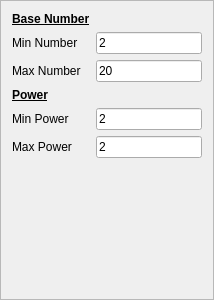
The window that powersconfigframe.ui (RealGrep/QMentat) describes before a commit, drawn with Qt 5.
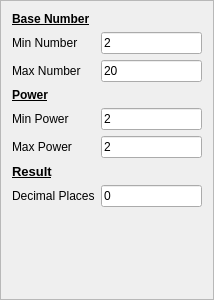
The same window after the commit.

Commit message: * Powers module now works. * Changed config frames that allow setting something for the result number   to have a section for "Result". Contains the setting for the number of   decimal places expected in the answer, and when appropriate (division and   root), a setting for "Integers Only" in the result. * Some work in BigFixedPoint to support fixing up the roots module.

```diff
--- a/powersconfigframe.ui
+++ b/powersconfigframe.ui
@@ -25,6 +25,17 @@
      <property name="fieldGrowthPolicy">
       <enum>QFormLayout::AllNonFixedFieldsGrow</enum>
      </property>
+     <item row="0" column="0">
+      <widget class="QLabel" name="label_2">
+       <property name="text">
+        <string>&lt;!DOCTYPE HTML PUBLIC &quot;-//W3C//DTD HTML 4.0//EN&quot; &quot;http://www.w3.org/TR/REC-html40/strict.dtd&quot;&gt;
+&lt;html&gt;&lt;head&gt;&lt;meta name=&quot;qrichtext&quot; content=&quot;1&quot; /&gt;&lt;style type=&quot;text/css&quot;&gt;
+p, li { white-space: pre-wrap; }
+&lt;/style&gt;&lt;/head&gt;&lt;body style=&quot; font-family:'Sans Serif'; font-size:9pt; font-weight:400; font-style:normal;&quot;&gt;
+&lt;p style=&quot; margin-top:0px; margin-bottom:0px; margin-left:0px; margin-right:0px; -qt-block-indent:0; text-indent:0px;&quot;&gt;&lt;span style=&quot; font-weight:600; text-decoration: underline;&quot;&gt;Base Number&lt;/span&gt;&lt;/p&gt;&lt;/body&gt;&lt;/html&gt;</string>
+       </property>
+      </widget>
+     </item>
      <item row="1" column="0">
       <widget class="QLabel" name="minNumberLabel">
        <property name="text">
@@ -53,7 +64,7 @@
        </property>
       </widget>
      </item>
-     <item row="3" column="0">
+     <item row="4" column="0">
       <widget class="QLabel" name="label">
        <property name="text">
         <string>&lt;!DOCTYPE HTML PUBLIC &quot;-//W3C//DTD HTML 4.0//EN&quot; &quot;http://www.w3.org/TR/REC-html40/strict.dtd&quot;&gt;
@@ -64,45 +75,62 @@
        </property>
       </widget>
      </item>
-     <item row="0" column="0">
-      <widget class="QLabel" name="label_2">
-       <property name="text">
-        <string>&lt;!DOCTYPE HTML PUBLIC &quot;-//W3C//DTD HTML 4.0//EN&quot; &quot;http://www.w3.org/TR/REC-html40/strict.dtd&quot;&gt;
-&lt;html&gt;&lt;head&gt;&lt;meta name=&quot;qrichtext&quot; content=&quot;1&quot; /&gt;&lt;style type=&quot;text/css&quot;&gt;
-p, li { white-space: pre-wrap; }
-&lt;/style&gt;&lt;/head&gt;&lt;body style=&quot; font-family:'Sans Serif'; font-size:9pt; font-weight:400; font-style:normal;&quot;&gt;
-&lt;p style=&quot; margin-top:0px; margin-bottom:0px; margin-left:0px; margin-right:0px; -qt-block-indent:0; text-indent:0px;&quot;&gt;&lt;span style=&quot; font-weight:600; text-decoration: underline;&quot;&gt;Base Number&lt;/span&gt;&lt;/p&gt;&lt;/body&gt;&lt;/html&gt;</string>
-       </property>
-      </widget>
-     </item>
-     <item row="4" column="0">
+     <item row="5" column="0">
       <widget class="QLabel" name="minPowerLabel">
        <property name="text">
         <string>Min Power</string>
        </property>
       </widget>
      </item>
-     <item row="4" column="1">
+     <item row="5" column="1">
       <widget class="QLineEdit" name="minPowerLineEdit">
        <property name="text">
         <string notr="true">2</string>
        </property>
       </widget>
      </item>
-     <item row="5" column="0">
+     <item row="6" column="0">
       <widget class="QLabel" name="maxPowerLabel">
        <property name="text">
         <string>Max Power</string>
        </property>
       </widget>
      </item>
-     <item row="5" column="1">
+     <item row="6" column="1">
       <widget class="QLineEdit" name="maxPowerLineEdit">
        <property name="text">
         <string notr="true">2</string>
        </property>
       </widget>
      </item>
+     <item row="7" column="0">
+      <widget class="QLabel" name="resultLabel">
+       <property name="text">
+        <string>&lt;!DOCTYPE HTML PUBLIC &quot;-//W3C//DTD HTML 4.0//EN&quot; &quot;http://www.w3.org/TR/REC-html40/strict.dtd&quot;&gt;
+&lt;html&gt;&lt;head&gt;&lt;meta name=&quot;qrichtext&quot; content=&quot;1&quot; /&gt;&lt;style type=&quot;text/css&quot;&gt;
+p, li { white-space: pre-wrap; }
+&lt;/style&gt;&lt;/head&gt;&lt;body style=&quot; font-family:'Sans'; font-size:10pt; font-weight:400; font-style:normal;&quot;&gt;
+&lt;table style=&quot;-qt-table-type: root; margin-top:4px; margin-bottom:4px; margin-left:4px; margin-right:4px;&quot;&gt;
+&lt;tr&gt;
+&lt;td style=&quot;border: none;&quot;&gt;
+&lt;p style=&quot; margin-top:0px; margin-bottom:0px; margin-left:0px; margin-right:0px; -qt-block-indent:0; text-indent:0px;&quot;&gt;&lt;span style=&quot; font-weight:600; text-decoration: underline;&quot;&gt;Result&lt;/span&gt;&lt;/p&gt;&lt;/td&gt;&lt;/tr&gt;&lt;/table&gt;&lt;/body&gt;&lt;/html&gt;</string>
+       </property>
+      </widget>
+     </item>
+     <item row="8" column="0">
+      <widget class="QLabel" name="decimalPlacesLabel">
+       <property name="text">
+        <string>Decimal Places</string>
+       </property>
+      </widget>
+     </item>
+     <item row="8" column="1">
+      <widget class="QLineEdit" name="decimalPlacesLineEdit">
+       <property name="text">
+        <string notr="true">0</string>
+       </property>
+      </widget>
+     </item>
     </layout>
    </item>
   </layout>
```
The commit also changes 14 other files.
